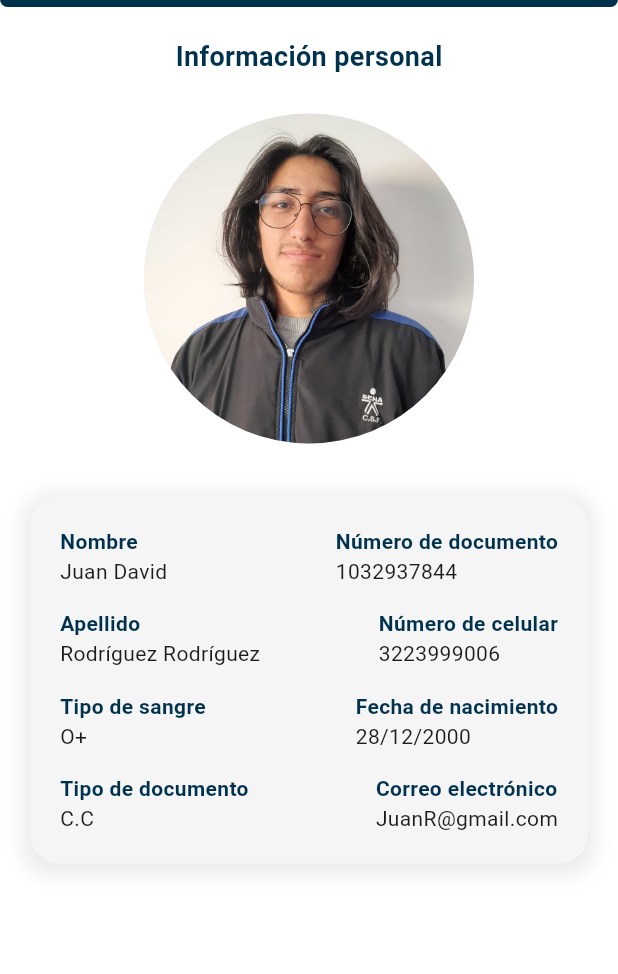
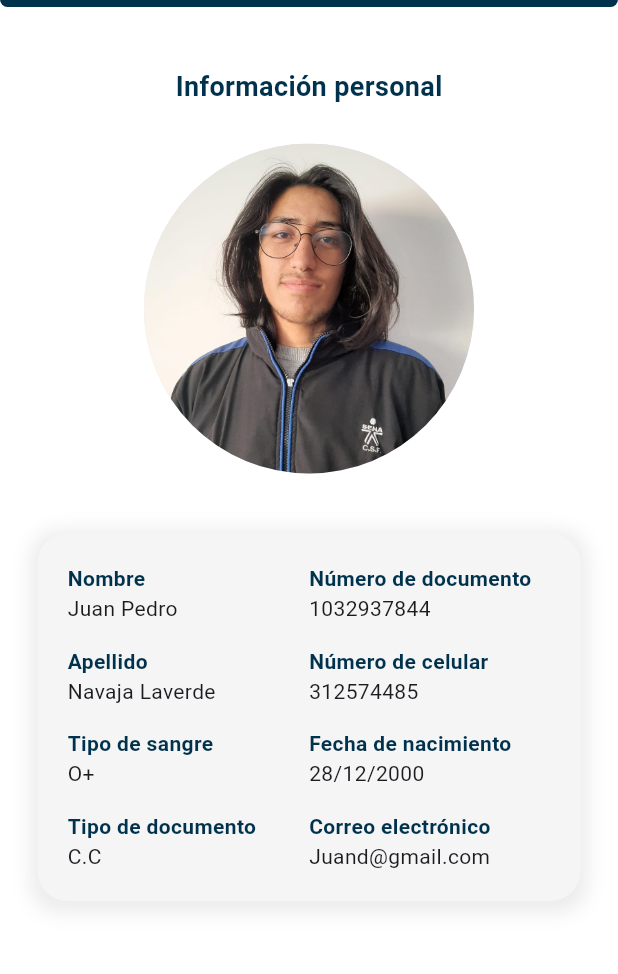
Before and after one commit to senaFactory/appHermes, a Flutter app: the Myaccountpage screen opened by its route, after a tap on "Información personal", on a phone screen of 412 x 824 dp, the part 143-1117 px from its top. Run offline on Flutter 3.47's test engine with Material 3 defaults, Android fonts, the phone set to English and light mode, and no system bars; our stand-ins replace curved_navigation_bar.

Commit message:
Alinee el texto en myInfo y mejore diseño

```diff
--- a/lib/pages/myAccountPage.dart
+++ b/lib/pages/myAccountPage.dart
@@ -15,12 +15,12 @@ class _MyaccountpageState extends State<Myaccountpage> {
     return Scaffold(
       body: ListView(
         children: [
-          HomeAppBar(),
+          const HomeAppBar(),
           Container(
             child: Column(
               children: [
-                SizedBox(height: 40),
-                Text(
+                const SizedBox(height: 40),
+                const Text(
                   "Mi Cuenta",
                   style: TextStyle(
                     fontSize: 18,
@@ -28,13 +28,13 @@ class _MyaccountpageState extends State<Myaccountpage> {
                     color: Color(0xFF00314D),
                   ),
                 ),
-                SizedBox(height: 15),
-                CircleAvatar(
+                const SizedBox(height: 15),
+                const CircleAvatar(
                   radius: 110,
                   backgroundImage: AssetImage('images/aprendiz_sena1.jpeg'),
                 ),
-                SizedBox(height: 20),
-                Text(
+                const SizedBox(height: 20),
+                const Text(
                   "Juan Pedro Navaja Laverde",
                   style: TextStyle(
                     fontSize: 15,
@@ -42,39 +42,39 @@ class _MyaccountpageState extends State<Myaccountpage> {
                     color: Color(0xFF00314D),
                   ),
                 ),
-                SizedBox(height: 55),
+                const SizedBox(height: 55),
                 ListTile(
-                  leading: Icon(Icons.person, color: Color(0xFF00314D)),
-                  title: Text(
+                  leading: const Icon(Icons.person, color: Color(0xFF00314D)),
+                  title: const Text(
                     "Información personal",
                     style: TextStyle(fontSize: 18, fontWeight: FontWeight.w500, color: Color(0xFF00314D)),
                   ),
-                  contentPadding: EdgeInsets.symmetric(horizontal: 30),
+                  contentPadding: const EdgeInsets.symmetric(horizontal: 30),
                   onTap: () {
                     Navigator.push(
                       context,
-                      MaterialPageRoute(builder: (context) => Personinfopage()),
+                      MaterialPageRoute(builder: (context) => const PersonInfoPage()),
                     );
                   },
                 ),
                 ListTile(
-                  leading: Icon(Icons.dark_mode, color: Color(0xFF00314D)),
-                  title: Text(
+                  leading: const Icon(Icons.dark_mode, color: Color(0xFF00314D)),
+                  title: const Text(
                     "Modo oscuro",
                     style: TextStyle(fontSize: 18, fontWeight: FontWeight.w500, color: Color(0xFF00314D)),
                   ),
-                  contentPadding: EdgeInsets.symmetric(horizontal: 30),
+                  contentPadding: const EdgeInsets.symmetric(horizontal: 30),
                   onTap: () {
                     // Implementar funcionalidad para cambiar el modo oscuro
                   },
                 ),
                 ListTile(
-                  leading: Icon(Icons.logout, color: Color(0xFF00314D)),
-                  title: Text(
+                  leading: const Icon(Icons.logout, color: Color(0xFF00314D)),
+                  title: const Text(
                     "Cerrar sesión",
                     style: TextStyle(fontSize: 18, fontWeight: FontWeight.w500, color: Color(0xFF00314D)),
                   ),
-                  contentPadding: EdgeInsets.symmetric(horizontal: 30),
+                  contentPadding: const EdgeInsets.symmetric(horizontal: 30),
                   onTap: () {
                     // Implementar funcionalidad para cerrar sesión
                   },
--- a/lib/pages/pagesSecondarys/personInfoPage.dart
+++ b/lib/pages/pagesSecondarys/personInfoPage.dart
@@ -1,12 +1,14 @@
 import 'package:flutter/material.dart';
 import 'package:maqueta/widgets/HomeAppBar.dart';
 
-class Personinfopage extends StatelessWidget {
-  const Personinfopage({super.key});
+class PersonInfoPage extends StatelessWidget {
+  const PersonInfoPage({super.key});
 
-  // Método privado que construye las columnas de información
+  // Método que construye cada columna de información personal.
+  // 'Expanded' se utiliza para asegurar que cada columna use todo el espacio disponible de manera equitativa.
   Widget _buildInfoColumn(String label, String value) {
-    return Column(
+    return Expanded(
+      child: Column(
         crossAxisAlignment: CrossAxisAlignment.start,
         children: [
           Text(
@@ -18,6 +20,7 @@ class Personinfopage extends StatelessWidget {
           ),
           Text(value),
         ],
+      ),
     );
   }
 
@@ -29,11 +32,11 @@ class Personinfopage extends StatelessWidget {
           ListView(
             children: [
               HomeAppBar(),
-              SizedBox(height: 20), // Espacio entre la AppBar y el contenido
+              SizedBox(height: 40), // Espacio después de la AppBar
               Center(
                 child: Column(
                   children: [
-                    const Text(
+                    Text(
                       "Información personal",
                       style: TextStyle(
                         fontSize: 18,
@@ -42,48 +45,45 @@ class Personinfopage extends StatelessWidget {
                       ),
                     ),
                     SizedBox(height: 25),
-                    const CircleAvatar(
-                      radius: 110, // Radio del círculo (tamaño de la foto de perfil)
-                      backgroundImage: AssetImage('images/aprendiz_sena1.jpeg'), // Imagen del perfil
+                    CircleAvatar(
+                      radius: 110, // Tamaño del circulo imagen del perfil.
+                      backgroundImage: AssetImage('images/aprendiz_sena1.jpeg'),
                     ),
                     SizedBox(height: 25),
                     Container(
                       padding: EdgeInsets.all(20),
-                      margin: EdgeInsets.symmetric(horizontal: 20, vertical: 10),
+                      margin: EdgeInsets.symmetric(horizontal: 25, vertical: 15),
                       decoration: BoxDecoration(
-                        color: Color(0xFFF5F5F5), // Color de fondo gris claro
-                        borderRadius: BorderRadius.circular(20), // Bordes bien redondeados
-                        boxShadow: [
+                        color: Color(0xFFF5F5F5), // Fondo claro para la información personal.
+                        borderRadius: BorderRadius.circular(20), // Bordes redondeados para el contenedor.
+                        boxShadow: [ // Sombra para dar profundidad al contenedor.
                           BoxShadow(
                             color: Colors.grey.withOpacity(0.2),
                             spreadRadius: 5,
                             blurRadius: 10,
-                            offset: Offset(0, 3), // Sombra más suave
+                            offset: Offset(0, 3),
                           ),
                         ],
                       ),
                       child: Column(
                         crossAxisAlignment: CrossAxisAlignment.start,
                         children: [
-                          // Información personal organizada en columnas
+                          // Row y Expanded para organizar la información en dos columnas.
                           Row(
-                            mainAxisAlignment: MainAxisAlignment.spaceBetween,
                             children: [
-                              _buildInfoColumn("Nombre", "Juan David"),
+                              _buildInfoColumn("Nombre", "Juan Pedro"),
                               _buildInfoColumn("Número de documento", "1032937844"),
                             ],
                           ),
                           SizedBox(height: 15),
                           Row(
-                            mainAxisAlignment: MainAxisAlignment.spaceBetween,
                             children: [
-                              _buildInfoColumn("Apellido", "Rodríguez Rodríguez"),
-                              _buildInfoColumn("Número de celular", "3223999006"),
+                              _buildInfoColumn("Apellido", "Navaja Laverde"),
+                              _buildInfoColumn("Número de celular", "312574485"),
                             ],
                           ),
                           SizedBox(height: 15),
                           Row(
-                            mainAxisAlignment: MainAxisAlignment.spaceBetween,
                             children: [
                               _buildInfoColumn("Tipo de sangre", "O+"),
                               _buildInfoColumn("Fecha de nacimiento", "28/12/2000"),
@@ -91,10 +91,9 @@ class Personinfopage extends StatelessWidget {
                           ),
                           SizedBox(height: 15),
                           Row(
-                            mainAxisAlignment: MainAxisAlignment.spaceBetween,
                             children: [
                               _buildInfoColumn("Tipo de documento", "C.C"),
-                              _buildInfoColumn("Correo electrónico", "JuanR@gmail.com"),
+                              _buildInfoColumn("Correo electrónico", "Juand@gmail.com"),
                             ],
                           ),
                         ],
@@ -105,19 +104,20 @@ class Personinfopage extends StatelessWidget {
               ),
             ],
           ),
+
+        //* Funcionalidad de la flecha hacia atras
+
           Positioned(
             top: 55,
             left: 5,
             child: IconButton(
               icon: const Icon(Icons.arrow_back_ios, color: Colors.white),
-              onPressed: () {
-                Navigator.of(context).pop();
-              },
+              // Botón para regresar a la pantalla anterior.
+              onPressed: () => Navigator.of(context).pop(),
             ),
           ),
         ],
       ),
     );
-
   }
 }
```
Lines whose indentation alone changed are shown as unchanged.
